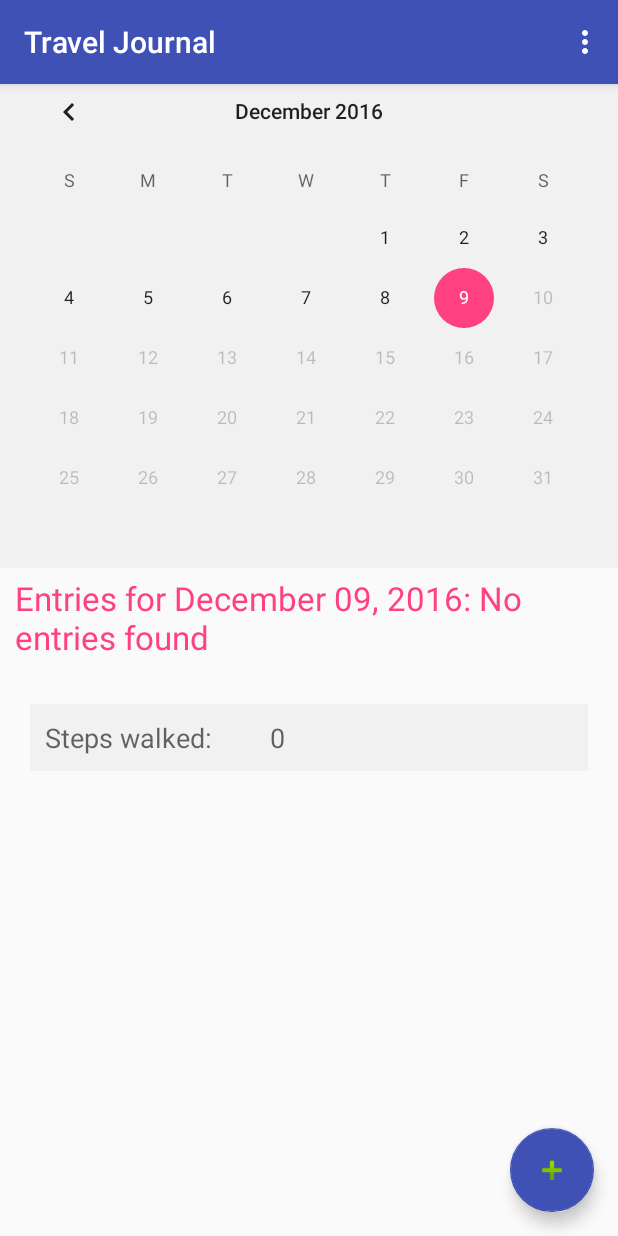
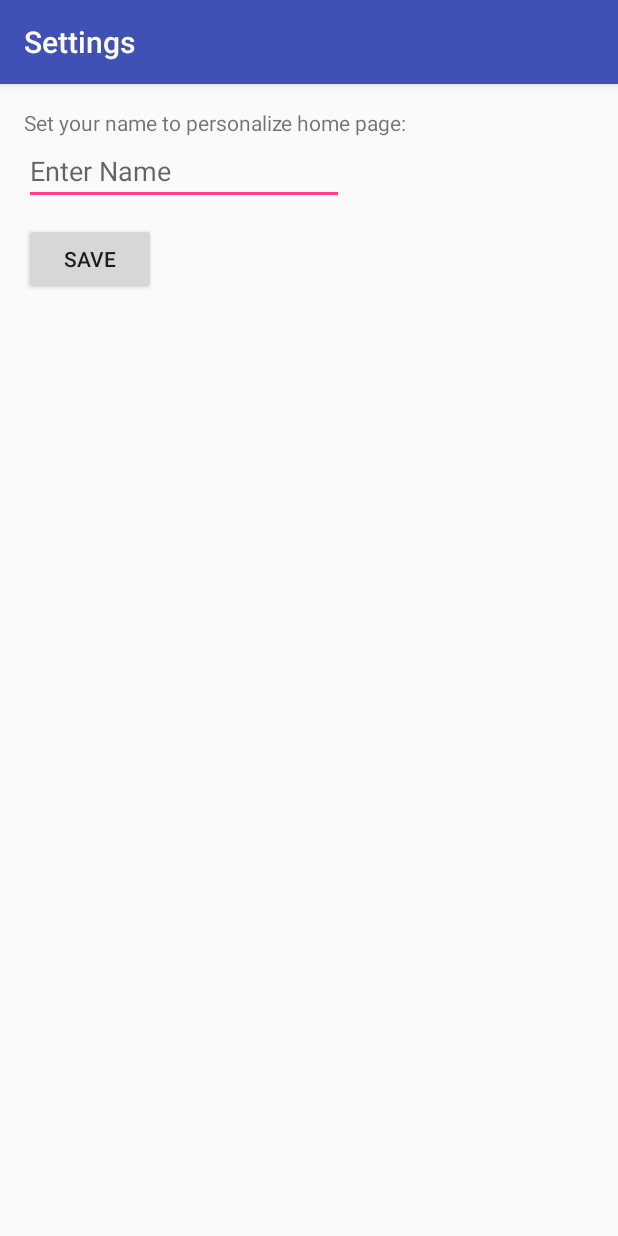
Before and after one commit to dhiviyadhanasekar/JournalApp, an Android app: the MainActivity screen opened directly, with no data from a screen before it, in the options menu, after a tap on "Settings", on a phone screen of 412 x 824 dp. Run offline under Robolectric (Android 15) with nearby library versions, the phone set to English and light mode, and no system bars; 3 statements that could not run were skipped.

Commit message:
File io done

```diff
--- a/app/src/main/AndroidManifest.xml
+++ b/app/src/main/AndroidManifest.xml
@@ -22,9 +22,7 @@
     <uses-permission android:name="android.permission.ACCESS_COARSE_LOCATION" />
     <uses-permission android:name="android.permission.ACCESS_FINE_LOCATION" />
     <uses-permission android:name="android.permission.READ_EXTERNAL_STORAGE" />
-    <uses-permission android:name="android.permission.WRITE_EXTERNAL_STORAGE" />
     <uses-permission android:name="android.permission.READ_PHONE_STATE" />
-    <uses-permission android:name="android.permission.WRITE_EXTERNAL_STORAGE" />
 
     <application
         android:allowBackup="true"
@@ -75,7 +73,9 @@
             android:name=".EntryService"
             android:enabled="true"
             android:exported="true"
-            android:process=":entry_process"></service>
+            android:process=":entry_process" />
+
+        <activity android:name=".SettingsActivity"></activity>
     </application>
 
 </manifest>
--- a/app/src/main/java/com/dhiviyad/journalapp/EntryActivity.java
+++ b/app/src/main/java/com/dhiviyad/journalapp/EntryActivity.java
@@ -58,7 +58,7 @@ public class EntryActivity extends AppCompatActivity {
     @Override
     protected void onCreate(Bundle savedInstanceState) {
         super.onCreate(savedInstanceState);
-        setTitle("Travel Journal");
+        setTitle("Travel Entry");
         setContentView(R.layout.activity_entry);
 
         bindService();
--- a/app/src/main/java/com/dhiviyad/journalapp/MainActivity.java
+++ b/app/src/main/java/com/dhiviyad/journalapp/MainActivity.java
@@ -6,7 +6,6 @@ import android.content.Context;
 import android.content.Intent;
 import android.content.IntentFilter;
 import android.content.ServiceConnection;
-import android.net.Uri;
 import android.os.IBinder;
 
 import android.os.RemoteException;
@@ -31,13 +30,10 @@ import android.view.MenuItem;
 import com.dhiviyad.journalapp.constants.AppConstants;
 import com.dhiviyad.journalapp.constants.AppData;
 import com.dhiviyad.journalapp.constants.IntentFilterNames;
+import com.dhiviyad.journalapp.controllers.FileOperationsController;
 import com.dhiviyad.journalapp.controllers.MainPageController;
 import com.dhiviyad.journalapp.models.JournalEntryData;
 import com.dhiviyad.journalapp.utils.DateUtils;
-import com.google.android.gms.appindexing.Action;
-import com.google.android.gms.appindexing.AppIndex;
-import com.google.android.gms.appindexing.Thing;
-import com.google.android.gms.common.api.GoogleApiClient;
 
 import java.util.ArrayList;
 
@@ -52,11 +48,13 @@ public class MainActivity extends AppCompatActivity {
     boolean entryServiceConnected;
     ArrayList<View> entryViewsArr;
     MainPageController mainPageController;
+    FileOperationsController fileOperationsController;
 
 
     @Override
     protected void onCreate(Bundle savedInstanceState) {
         super.onCreate(savedInstanceState);
+        setCustomTitle();
         setContentView(R.layout.activity_main);
 
         entryServiceConnected = false;
@@ -88,6 +86,15 @@ public class MainActivity extends AppCompatActivity {
         updateDateViews();
         addEntriesToView();
         registerBroadCastReceivers();
+    }
+
+    private void setCustomTitle() {
+        if(fileOperationsController == null) fileOperationsController = new FileOperationsController(getApplicationContext());
+        String title = fileOperationsController.readSettingsFromFile().trim();
+        if(title.length() > 0) { title += "'s "; }
+        title += "Travel Journal";
+//        Toast.makeText(getApplicationContext(),"title = " + title, Toast.LENGTH_LONG).show();
+        setTitle(title);
     }
 
     private void updateDateViews() {
@@ -232,6 +239,7 @@ public class MainActivity extends AppCompatActivity {
     @Override
     protected void onResume() {
         super.onResume();
+        setCustomTitle();
         addEntriesToView();
     }
 
@@ -257,6 +265,8 @@ public class MainActivity extends AppCompatActivity {
 
         //noinspection SimplifiableIfStatement
         if (id == R.id.action_settings) {
+//            Toast.makeText(getApplicationContext(),"Hello Settinga", Toast.LENGTH_SHORT).show();
+            startActivity(new Intent(MainActivity.this, SettingsActivity.class));
             return true;
         }
 
@@ -336,7 +346,7 @@ public class MainActivity extends AppCompatActivity {
         public void onServiceConnected(ComponentName name, IBinder service) {
             remoteService = IJournalAidlInterface.Stub.asInterface((IBinder) service);
             Log.v(TAG, "remote service connected");
-            Toast.makeText(MainActivity.this, "remote service connected", Toast.LENGTH_LONG).show();
+//            Toast.makeText(MainActivity.this, "remote service connected", Toast.LENGTH_LONG).show();
             if (DateUtils.getCurrentDate().equalsIgnoreCase(AppData.getInstance().getDateSelected())) {
                 try {
                     remoteService.sendStepsCount();
@@ -349,7 +359,7 @@ public class MainActivity extends AppCompatActivity {
         @Override
         public void onServiceDisconnected(ComponentName componentName) {
             remoteService = null;
-            Toast.makeText(MainActivity.this, "remote service disconnected", Toast.LENGTH_LONG).show();
+//            Toast.makeText(MainActivity.this, "remote service disconnected", Toast.LENGTH_LONG).show();
             Log.v(TAG, "remote service disconnected");
         }
     }
@@ -372,14 +382,14 @@ public class MainActivity extends AppCompatActivity {
         public void onServiceConnected(ComponentName name, IBinder service) {
             entryRemoteService = IEntryAidlInterface.Stub.asInterface((IBinder) service);
             Log.v(TAG, "remote service connected");
-            Toast.makeText(MainActivity.this, "entry remote service connected", Toast.LENGTH_LONG).show();
+//            Toast.makeText(MainActivity.this, "entry remote service connected", Toast.LENGTH_LONG).show();
             entryServiceConnected = true;
         }
 
         @Override
         public void onServiceDisconnected(ComponentName componentName) {
             entryRemoteService = null;
-            Toast.makeText(MainActivity.this, "entry remote service disconnected", Toast.LENGTH_LONG).show();
+//            Toast.makeText(MainActivity.this, "entry remote service disconnected", Toast.LENGTH_LONG).show();
             Log.v(TAG, "entry remote service disconnected");
         }
     }
--- /dev/null
+++ b/app/src/main/java/com/dhiviyad/journalapp/SettingsActivity.java
@@ -0,0 +1,37 @@
+package com.dhiviyad.journalapp;
+
+import android.support.v7.app.AppCompatActivity;
+import android.os.Bundle;
+import android.view.View;
+import android.widget.EditText;
+
+import com.dhiviyad.journalapp.controllers.FileOperationsController;
+
+public class SettingsActivity extends AppCompatActivity {
+
+    FileOperationsController fileOperationsController;
+
+    @Override
+    protected void onCreate(Bundle savedInstanceState) {
+        super.onCreate(savedInstanceState);
+        setTitle("Settings");
+        setContentView(R.layout.activity_settings);
+        if(fileOperationsController == null) {
+            fileOperationsController = new FileOperationsController(getApplicationContext());
+        }
+        loadSettings();
+    }
+
+    public void loadSettings(){
+        String name = fileOperationsController.readSettingsFromFile();
+        EditText nameEditText = (EditText) findViewById(R.id.nameEditText);
+        nameEditText.setText(name);
+    }
+
+    public void saveSettings(View v){
+        EditText nameEditText = (EditText) findViewById(R.id.nameEditText);
+        fileOperationsController.writeSettingsToFile(nameEditText.getText().toString());
+    }
+
+
+}
--- /dev/null
+++ b/app/src/main/java/com/dhiviyad/journalapp/controllers/FileOperationsController.java
@@ -0,0 +1,52 @@
+package com.dhiviyad.journalapp.controllers;
+
+import android.content.Context;
+import android.widget.Toast;
+
+import java.io.FileInputStream;
+import java.io.FileNotFoundException;
+import java.io.FileOutputStream;
+import java.io.IOException;
+
+/**
+ * Created by dhiviyad on 12/8/16.
+ */
+
+public class FileOperationsController {
+    private static final String FILENAME = "journal_settings.txt";
+    private Context context;
+
+    public FileOperationsController(Context context) {
+        this.context = context;
+    }
+
+    public void writeSettingsToFile(String string) {
+        try {
+            FileOutputStream fos = context.openFileOutput(FILENAME, Context.MODE_PRIVATE);
+            fos.write(string.getBytes());
+            fos.close();
+            Toast.makeText(context, "Saved", Toast.LENGTH_LONG).show();
+        }catch(Exception e){
+            e.printStackTrace();
+            Toast.makeText(context, "Unable to save, try again!", Toast.LENGTH_LONG).show();
+        }
+    }
+
+    public String readSettingsFromFile() {
+
+        String temp="";
+        try {
+            FileInputStream fin = context.openFileInput(FILENAME);
+            int c;
+            while( (c = fin.read()) != -1){
+                temp = temp + Character.toString((char)c);
+            }
+            fin.close();
+        } catch (FileNotFoundException e) {
+            e.printStackTrace();
+        } catch (IOException e) {
+            e.printStackTrace();
+        }
+        return temp;
+    }
+}
--- a/app/src/main/res/layout/activity_main.xml
+++ b/app/src/main/res/layout/activity_main.xml
@@ -17,8 +17,7 @@
             android:layout_width="match_parent"
             android:layout_height="?attr/actionBarSize"
             android:background="?attr/colorPrimary"
-            app:popupTheme="@style/AppTheme.PopupOverlay"
-            app:title="Travel Journal" />
+            app:popupTheme="@style/AppTheme.PopupOverlay" />
 
     </android.support.design.widget.AppBarLayout>
 
--- /dev/null
+++ b/app/src/main/res/layout/activity_settings.xml
@@ -0,0 +1,38 @@
+<?xml version="1.0" encoding="utf-8"?>
+<RelativeLayout xmlns:android="http://schemas.android.com/apk/res/android"
+    xmlns:tools="http://schemas.android.com/tools"
+    android:id="@+id/activity_settings"
+    android:layout_width="match_parent"
+    android:layout_height="match_parent"
+    android:paddingBottom="@dimen/activity_vertical_margin"
+    android:paddingLeft="@dimen/activity_horizontal_margin"
+    android:paddingRight="@dimen/activity_horizontal_margin"
+    android:paddingTop="@dimen/activity_vertical_margin"
+    tools:context="com.dhiviyad.journalapp.SettingsActivity">
+
+    <TextView
+        android:text="Set your name to personalize home page:"
+        android:layout_width="wrap_content"
+        android:layout_height="wrap_content"
+        android:id="@+id/textView3" />
+
+    <EditText
+        android:layout_width="wrap_content"
+        android:layout_height="wrap_content"
+        android:inputType="textPersonName"
+        android:ems="10"
+        android:id="@+id/nameEditText"
+        android:hint="Enter Name"
+        android:layout_below="@+id/textView3"
+        android:layout_alignParentStart="true" />
+
+    <Button
+        android:text="Save"
+        android:layout_width="wrap_content"
+        android:layout_height="wrap_content"
+        android:layout_marginTop="12dp"
+        android:id="@+id/settings_save_btn"
+        android:layout_below="@+id/nameEditText"
+        android:layout_alignParentStart="true"
+        android:onClick="saveSettings" />
+</RelativeLayout>
```
